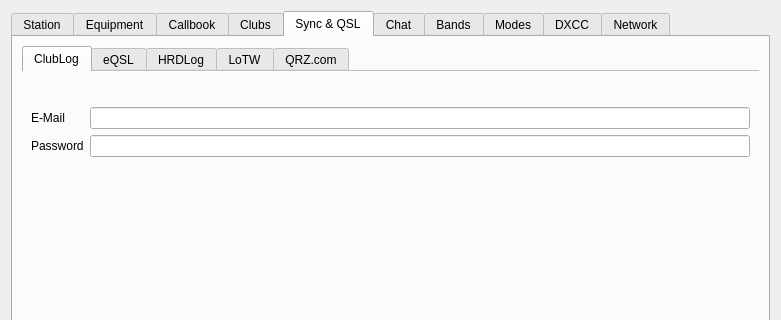
This is ui/SettingsDialog.ui in k5mcd/QLog as Qt 5 draws it before an edit; both pictures show x 0 to 781 and y 0 to 320 of the 781 by 766 pixel window. The edited form follows.
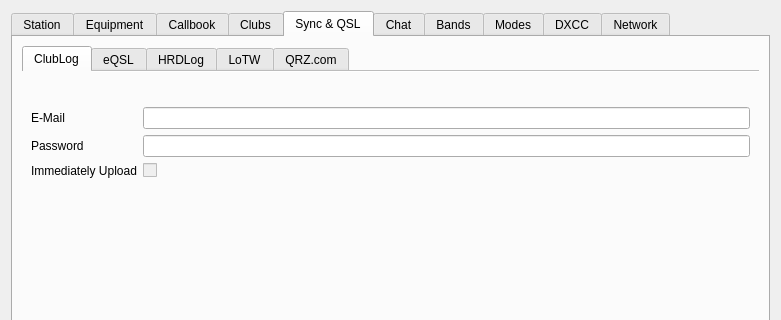
This is the edited form. The open tabs and pages were chosen to show the change. Icons and pictures are not drawn.

Commit message: Clublog RT: Added support to upload QSO via RT Interface

The edit to the form file:
```diff
--- a/ui/SettingsDialog.ui
+++ b/ui/SettingsDialog.ui
@@ -3084,7 +3084,7 @@
              </property>
             </widget>
            </item>
-           <item row="3" column="1">
+           <item row="4" column="1">
             <spacer name="verticalSpacer_13">
              <property name="orientation">
               <enum>Qt::Vertical</enum>
@@ -3097,6 +3097,26 @@
              </property>
             </spacer>
            </item>
+           <item row="3" column="1">
+            <widget class="QCheckBox" name="clublogUploadImmediatelyCheckbox">
+             <property name="enabled">
+              <bool>false</bool>
+             </property>
+             <property name="toolTip">
+              <string>QSOs are uploaded immediately after saving</string>
+             </property>
+             <property name="text">
+              <string notr="true"/>
+             </property>
+            </widget>
+           </item>
+           <item row="3" column="0">
+            <widget class="QLabel" name="clublogUploadImmediatelyLabel">
+             <property name="text">
+              <string>Immediately Upload</string>
+             </property>
+            </widget>
+           </item>
           </layout>
          </widget>
          <widget class="QWidget" name="eqslSyncQSLTab">
```
Left out of the diff: 33 changed lines with no effect on the pictures. The commit also changes 9 other files.
